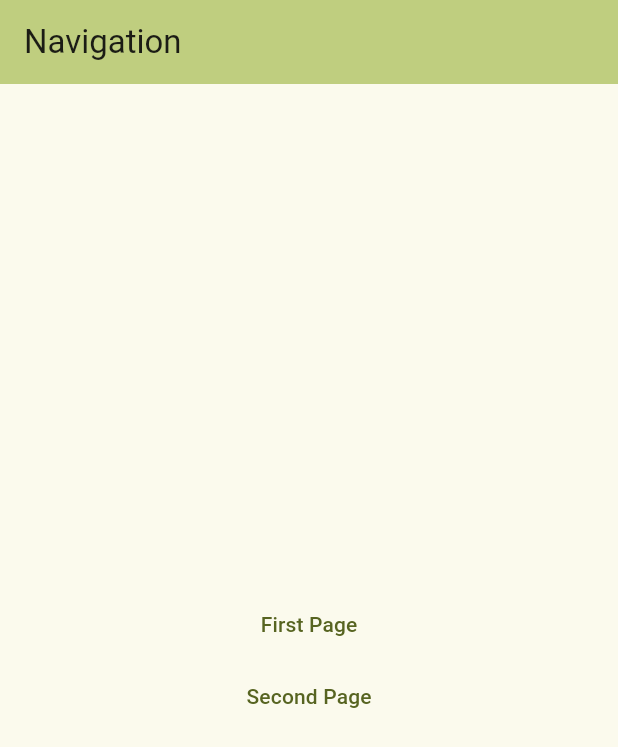
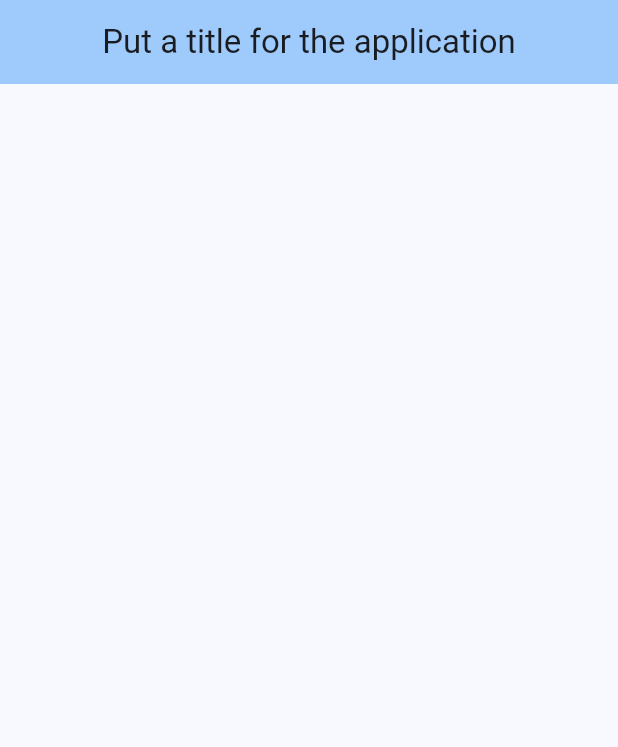
Before and after one commit to Issakunov/flutter_project_build, a Flutter app: the screen it shows after launch, on a phone screen of 412 x 824 dp. Shown: the top 747 px of the screen. Run offline on Flutter 3.47's test engine with Material 3 defaults, Android fonts, the phone set to English and light mode, and no system bars.

Commit message:
This is the initial project set up to start building an application

```diff
--- a/lib/main.dart
+++ b/lib/main.dart
@@ -1,5 +1,3 @@
-import 'package:demo_one/first.dart';
-import 'package:demo_one/second.dart';
 import 'package:flutter/material.dart';
 
 void main() {
@@ -9,20 +7,15 @@ void main() {
 class MyApp extends StatelessWidget {
   const MyApp({super.key});
 
-  // This widget is the root of your application.
   @override
   Widget build(BuildContext context) {
     return MaterialApp(
       theme: ThemeData(
-        colorScheme: ColorScheme.fromSeed(seedColor: Color.fromARGB(255, 177, 208, 20)),
-        // useMaterial3: true,
+        colorScheme: ColorScheme.fromSeed(seedColor: Color.fromARGB(255, 37, 127, 201)),
+        useMaterial3: true,
       ),
       home: const MyHomePage(),
       debugShowCheckedModeBanner: false,
-      routes: {
-        // '/first': (context) => const FirstPage(),
-        '/second': (context) => const SecondPage(),
-      },
     );
   }
 }
@@ -35,39 +28,16 @@ class MyHomePage extends StatefulWidget {
 
 class _MyHomePageState extends State<MyHomePage> {
 
-
   @override
   Widget build(BuildContext context) {
-    // This method is rerun every time setState is called, for instance as done
-    // by the _incrementCounter method above.
-    //
-    // The Flutter framework has been optimized to make rerunning build methods
-    // fast, so that you can just rebuild anything that needs updating rather
-    // than having to individually change instances of widgets.
     return Scaffold(
       appBar: AppBar(
-        // TRY THIS: Try changing the color here to a specific color (to
-        // Colors.amber, perhaps?) and trigger a hot reload to see the AppBar
-        // change color while the other colors stay the same.
+        centerTitle: true,
         backgroundColor: Theme.of(context).colorScheme.inversePrimary,
-        // Here we take the value from the MyHomePage object that was created by
-        // the App.build method, and use it to set our appbar title.
-        title: const Text('Navigation'),
+        title: const Text('Put a title for the application'),
       ),
-      body: Center(
-        child: Column(
-          mainAxisAlignment: MainAxisAlignment.center,
-          children: <Widget>[
-            TextButton(onPressed: () {
-              Navigator.of(context).push(MaterialPageRoute(builder: (context) => const FirstPage(name: 'Atabek')));
-              print('Trying to pring this text in termianl logs');
-            }, child: const Text('First Page')),
-            TextButton(onPressed: () async {
-              final response = await Navigator.of(context).pushNamed("/second", arguments: "Arthur King");
-              print(response);
-            }, child: const Text('Second Page'))
-          ],
-        ),
+      body: Column(
+        children: const <Widget>[],
       ),
     );
   }
--- a/lib/second.dart
+++ /dev/null
@@ -1,14 +0,0 @@
-import 'package:flutter/material.dart';
-
-class SecondPage extends StatelessWidget {
-  const SecondPage({super.key});
-
-  @override
-  Widget build(BuildContext context) {
-    final name = ModalRoute.of(context)!.settings.arguments;
-    return Scaffold(
-      appBar: AppBar(title: Text('Second $name')),
-      body: TextButton(child: const Text('Pop'), onPressed: () {Navigator.of(context).pop('This is from the second page hehe');},),
-    );
-  }
-}
```
Also changed, not shown: lib/first.dart (deleted, +0 -14 lines).
